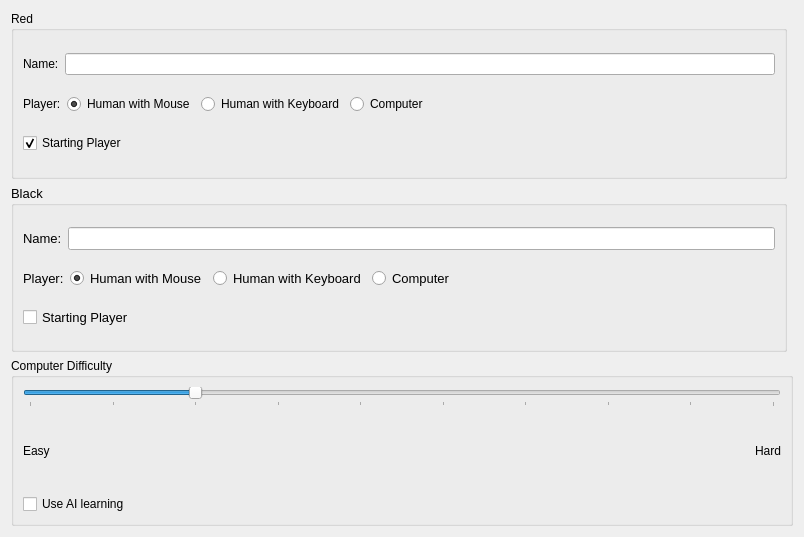
Qt form src/settings.ui (KDE/kfourinline) before a commit.
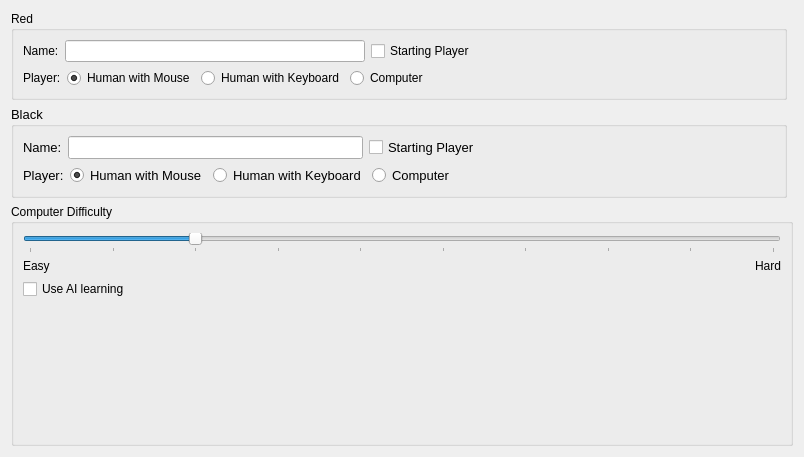
The same form after that commit.

Commit message: Tweak the settings UI to fit the dialog size

```diff
--- a/src/settings.ui
+++ b/src/settings.ui
@@ -7,7 +7,7 @@
     <x>0</x>
     <y>0</y>
     <width>804</width>
-    <height>537</height>
+    <height>457</height>
    </rect>
   </property>
   <property name="windowOpacity">
@@ -73,6 +73,19 @@
         </property>
        </widget>
       </item>
+      <item>
+       <spacer name="verticalSpacer">
+        <property name="orientation">
+         <enum>Qt::Vertical</enum>
+        </property>
+        <property name="sizeHint" stdset="0">
+         <size>
+          <width>20</width>
+          <height>40</height>
+         </size>
+        </property>
+       </spacer>
+      </item>
      </layout>
     </widget>
    </item>
@@ -83,17 +96,43 @@
      </property>
      <layout class="QVBoxLayout" name="verticalLayout_4">
       <item>
-       <layout class="QGridLayout" name="Name1">
-        <item row="0" column="0">
+       <layout class="QHBoxLayout" name="Name1">
+        <item>
          <widget class="QLabel" name="nameLabel1">
           <property name="text">
            <string>Name:</string>
           </property>
          </widget>
         </item>
-        <item row="0" column="1">
+        <item>
          <widget class="QLineEdit" name="kcfg_Name1"/>
         </item>
+        <item>
+         <widget class="QCheckBox" name="kcfg_startcolourred">
+          <property name="text">
+           <string>Starting Player</string>
+          </property>
+          <property name="checked">
+           <bool>true</bool>
+          </property>
+          <property name="autoExclusive">
+           <bool>true</bool>
+          </property>
+         </widget>
+        </item>
+        <item>
+         <spacer name="horizontalSpacer_3">
+          <property name="orientation">
+           <enum>Qt::Horizontal</enum>
+          </property>
+          <property name="sizeHint" stdset="0">
+           <size>
+            <width>40</width>
+            <height>20</height>
+           </size>
+          </property>
+         </spacer>
+        </item>
        </layout>
       </item>
       <item>
@@ -109,8 +148,6 @@
          </widget>
         </item>
         <item>
-         <layout class="QHBoxLayout" name="horizontalLayout">
-          <item>
            <widget class="QRadioButton" name="kcfg_input0mouse">
             <property name="text">
              <string>Human with Mouse</string>
@@ -159,25 +196,6 @@
          </layout>
         </item>
        </layout>
-      </item>
-      <item>
-       <layout class="QHBoxLayout" name="StartPlayer1">
-        <item>
-         <widget class="QCheckBox" name="kcfg_startcolourred">
-          <property name="text">
-           <string>Starting Player</string>
-          </property>
-          <property name="checked">
-           <bool>true</bool>
-          </property>
-          <property name="autoExclusive">
-           <bool>true</bool>
-          </property>
-         </widget>
-        </item>
-       </layout>
-      </item>
-     </layout>
     </widget>
    </item>
    <item row="2" column="0">
@@ -192,17 +210,40 @@
      </property>
      <layout class="QVBoxLayout" name="verticalLayout">
       <item>
-       <layout class="QGridLayout" name="Name2">
-        <item row="1" column="0">
+       <layout class="QHBoxLayout" name="Name2">
+        <item>
          <widget class="QLabel" name="nameLabel2">
           <property name="text">
            <string>Name:</string>
           </property>
          </widget>
         </item>
-        <item row="1" column="1">
+        <item>
          <widget class="QLineEdit" name="kcfg_Name2"/>
         </item>
+        <item>
+         <widget class="QCheckBox" name="kcfg_startcolouryellow">
+          <property name="text">
+           <string>Starting Player</string>
+          </property>
+          <property name="autoExclusive">
+           <bool>true</bool>
+          </property>
+         </widget>
+        </item>
+        <item>
+         <spacer name="horizontalSpacer_4">
+          <property name="orientation">
+           <enum>Qt::Horizontal</enum>
+          </property>
+          <property name="sizeHint" stdset="0">
+           <size>
+            <width>40</width>
+            <height>20</height>
+           </size>
+          </property>
+         </spacer>
+        </item>
        </layout>
       </item>
       <item>
@@ -218,8 +259,6 @@
          </widget>
         </item>
         <item>
-         <layout class="QHBoxLayout" name="horizontalLayout_2">
-          <item>
            <widget class="QRadioButton" name="kcfg_input1mouse">
             <property name="text">
              <string>Human with Mouse</string>
@@ -259,22 +298,6 @@
          </layout>
         </item>
        </layout>
-      </item>
-      <item>
-       <layout class="QHBoxLayout" name="StartPlayer2">
-        <item>
-         <widget class="QCheckBox" name="kcfg_startcolouryellow">
-          <property name="text">
-           <string>Starting Player</string>
-          </property>
-          <property name="autoExclusive">
-           <bool>true</bool>
-          </property>
-         </widget>
-        </item>
-       </layout>
-      </item>
-     </layout>
     </widget>
    </item>
   </layout>
```
Left out of the diff: 1 changed line with no effect on the pictures. Lines whose indentation alone changed are shown as unchanged.
